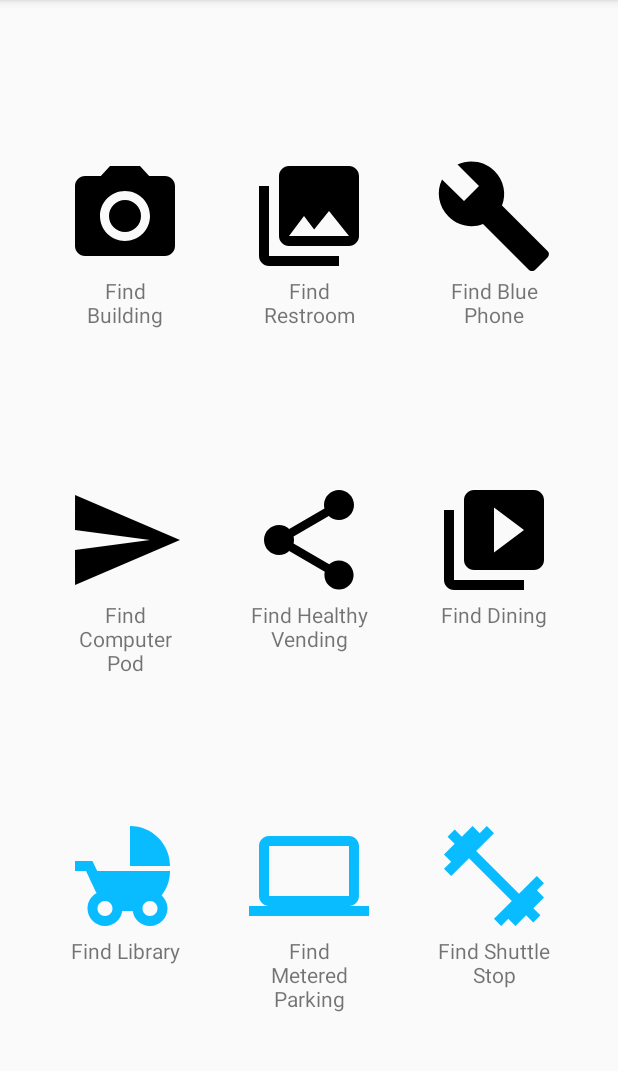
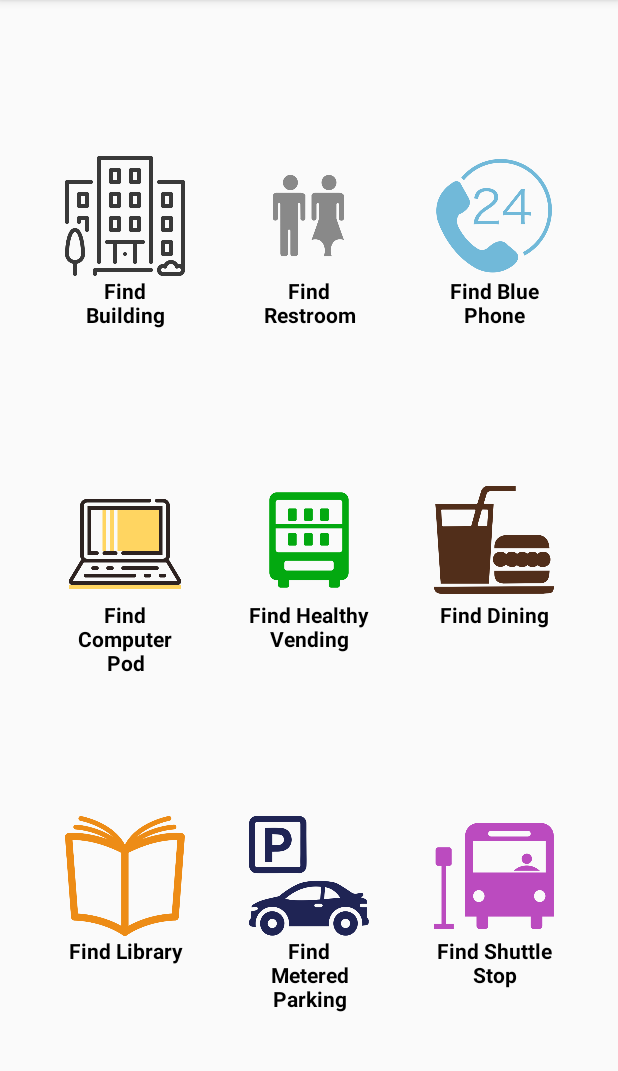
Before and after one commit to bbleck/CampusCompass, an Android app: the screen it shows after launch (MainActivity), on a phone screen of 412 x 824 dp, the part 84-1155 px from its top. Run offline under Robolectric (Android 15) with nearby library versions, the phone set to English and light mode, and no system bars.

Commit message:
Updated default icons for Token creation and main menu fragment.

```diff
--- a/app/src/main/res/layout/fragment_main_menu.xml
+++ b/app/src/main/res/layout/fragment_main_menu.xml
@@ -9,9 +9,9 @@
       android:id="@+id/iv_main_frag_0"
       android:layout_width="80dp"
       android:layout_height="80dp"
+      android:layout_marginBottom="8dp"
       android:layout_marginStart="24dp"
       android:layout_marginEnd="8dp"
-        android:layout_marginBottom="8dp"
       app:layout_constraintBottom_toTopOf="@+id/iv_main_frag_3"
       app:layout_constraintEnd_toEndOf="parent"
       app:layout_constraintEnd_toStartOf="@+id/iv_main_frag_1"
@@ -20,7 +20,8 @@
       app:layout_constraintStart_toStartOf="parent"
       app:layout_constraintTop_toTopOf="parent"
       app:layout_constraintVertical_bias="0.0"
-        app:srcCompat="@drawable/ic_menu_camera" />
+      app:srcCompat="@drawable/building"
+      android:tint="@color/darkGray"/>
 
   <ImageView
     android:id="@+id/iv_main_frag_1"
@@ -33,7 +34,8 @@
     app:layout_constraintHorizontal_bias="0.5"
     app:layout_constraintStart_toEndOf="@+id/iv_main_frag_0"
     app:layout_constraintTop_toTopOf="@+id/iv_main_frag_0"
-        app:srcCompat="@drawable/ic_menu_gallery" />
+    app:srcCompat="@drawable/restroom"
+    android:tint="@color/restroomGray"/>
 
   <ImageView
     android:id="@+id/iv_main_frag_2"
@@ -46,7 +48,8 @@
     app:layout_constraintHorizontal_bias="0.5"
     app:layout_constraintStart_toEndOf="@+id/iv_main_frag_1"
     app:layout_constraintTop_toTopOf="@+id/iv_main_frag_1"
-        app:srcCompat="@drawable/ic_menu_manage" />
+    app:srcCompat="@drawable/blue_phone"
+    android:tint="@color/colorPrimary"/>
 
   <ImageView
     android:id="@+id/iv_main_frag_3"
@@ -58,7 +61,7 @@
     app:layout_constraintHorizontal_bias="0.5"
     app:layout_constraintStart_toStartOf="@+id/iv_main_frag_0"
     app:layout_constraintTop_toBottomOf="@+id/iv_main_frag_0"
-        app:srcCompat="@drawable/ic_menu_send" />
+    app:srcCompat="@drawable/computer_pod"/>
 
   <ImageView
     android:id="@+id/iv_main_frag_4"
@@ -68,7 +71,8 @@
     app:layout_constraintEnd_toEndOf="@+id/iv_main_frag_1"
     app:layout_constraintStart_toStartOf="@+id/iv_main_frag_1"
     app:layout_constraintTop_toTopOf="@+id/iv_main_frag_3"
-        app:srcCompat="@drawable/ic_menu_share" />
+    app:srcCompat="@drawable/vending"
+    android:tint="@color/healthGreen"/>
 
   <ImageView
     android:id="@+id/iv_main_frag_5"
@@ -78,7 +82,8 @@
     app:layout_constraintEnd_toEndOf="@+id/iv_main_frag_2"
     app:layout_constraintStart_toStartOf="@+id/iv_main_frag_2"
     app:layout_constraintTop_toTopOf="@+id/iv_main_frag_4"
-        app:srcCompat="@drawable/ic_menu_slideshow" />
+    app:srcCompat="@drawable/food"
+    android:tint="@color/foodBrown"/>
 
   <ImageView
     android:id="@+id/iv_main_frag_6"
@@ -91,7 +96,8 @@
     app:layout_constraintHorizontal_bias="0.5"
     app:layout_constraintStart_toStartOf="@+id/iv_main_frag_3"
     app:layout_constraintTop_toBottomOf="@+id/iv_main_frag_3"
-        app:srcCompat="@drawable/ic_breast_feed_blue_24dp" />
+    app:srcCompat="@drawable/library"
+    android:tint="@color/libraryOrange"/>
 
   <ImageView
     android:id="@+id/iv_main_frag_7"
@@ -101,7 +107,8 @@
     app:layout_constraintEnd_toEndOf="@+id/iv_main_frag_4"
     app:layout_constraintStart_toStartOf="@+id/iv_main_frag_4"
     app:layout_constraintTop_toTopOf="@+id/iv_main_frag_6"
-        app:srcCompat="@drawable/ic_computer_blue_24dp" />
+    app:srcCompat="@drawable/parking"
+    android:tint="@color/parkingBlue"/>
 
   <ImageView
     android:id="@+id/iv_main_frag_8"
@@ -111,13 +118,15 @@
     app:layout_constraintEnd_toEndOf="@+id/iv_main_frag_5"
     app:layout_constraintStart_toStartOf="@+id/iv_main_frag_5"
     app:layout_constraintTop_toTopOf="@+id/iv_main_frag_7"
-        app:srcCompat="@drawable/ic_healthy_blue_24dp" />
+    app:srcCompat="@drawable/shuttle_stop"
+    android:tint="@color/shuttlePurple"/>
 
     <TextView
         android:id="@+id/tv_main_frag_0"
         android:layout_width="0dp"
         android:layout_height="wrap_content"
         android:gravity="center_horizontal"
+      style="@style/MainMenuFragmentText"
         app:layout_constraintEnd_toEndOf="@+id/iv_main_frag_0"
         app:layout_constraintStart_toStartOf="@+id/iv_main_frag_0"
         app:layout_constraintTop_toBottomOf="@+id/iv_main_frag_0"
@@ -128,6 +137,7 @@
         android:layout_width="0dp"
         android:layout_height="wrap_content"
         android:gravity="center_horizontal"
+      style="@style/MainMenuFragmentText"
         app:layout_constraintEnd_toEndOf="@+id/iv_main_frag_3"
         app:layout_constraintStart_toStartOf="@+id/iv_main_frag_3"
         app:layout_constraintTop_toBottomOf="@+id/iv_main_frag_3"
@@ -138,6 +148,7 @@
         android:layout_width="0dp"
         android:layout_height="wrap_content"
         android:gravity="center_horizontal"
+      style="@style/MainMenuFragmentText"
         app:layout_constraintEnd_toEndOf="@+id/iv_main_frag_6"
         app:layout_constraintStart_toStartOf="@+id/iv_main_frag_6"
         app:layout_constraintTop_toBottomOf="@+id/iv_main_frag_6"
@@ -148,6 +159,7 @@
         android:layout_width="0dp"
         android:layout_height="wrap_content"
         android:gravity="center_horizontal"
+      style="@style/MainMenuFragmentText"
         app:layout_constraintEnd_toEndOf="@+id/iv_main_frag_7"
         app:layout_constraintStart_toStartOf="@+id/iv_main_frag_7"
         app:layout_constraintTop_toTopOf="@+id/tv_main_frag_6"
@@ -158,6 +170,7 @@
         android:layout_width="0dp"
         android:layout_height="wrap_content"
         android:gravity="center_horizontal"
+      style="@style/MainMenuFragmentText"
         app:layout_constraintEnd_toEndOf="@+id/iv_main_frag_8"
         app:layout_constraintStart_toStartOf="@+id/iv_main_frag_8"
         app:layout_constraintTop_toTopOf="@+id/tv_main_frag_6"
@@ -168,6 +181,7 @@
         android:layout_width="0dp"
         android:layout_height="wrap_content"
         android:gravity="center_horizontal"
+      style="@style/MainMenuFragmentText"
         app:layout_constraintEnd_toEndOf="@+id/iv_main_frag_4"
         app:layout_constraintStart_toStartOf="@+id/iv_main_frag_4"
         app:layout_constraintTop_toTopOf="@+id/tv_main_frag_3"
@@ -178,6 +192,7 @@
         android:layout_width="0dp"
         android:layout_height="wrap_content"
         android:gravity="center_horizontal"
+      style="@style/MainMenuFragmentText"
         app:layout_constraintEnd_toEndOf="@+id/iv_main_frag_5"
         app:layout_constraintStart_toStartOf="@+id/iv_main_frag_5"
         app:layout_constraintTop_toTopOf="@+id/tv_main_frag_4"
@@ -189,6 +204,7 @@
         android:layout_height="wrap_content"
         android:gravity="center_horizontal"
         android:text="@string/image_title_1"
+      style="@style/MainMenuFragmentText"
         app:layout_constraintEnd_toEndOf="@+id/iv_main_frag_1"
         app:layout_constraintStart_toStartOf="@+id/iv_main_frag_1"
         app:layout_constraintTop_toTopOf="@+id/tv_main_frag_0" />
@@ -198,6 +214,7 @@
         android:layout_width="0dp"
         android:layout_height="wrap_content"
         android:gravity="center_horizontal"
+      style="@style/MainMenuFragmentText"
         app:layout_constraintEnd_toEndOf="@+id/iv_main_frag_2"
         app:layout_constraintStart_toStartOf="@+id/iv_main_frag_2"
         app:layout_constraintTop_toTopOf="@+id/tv_main_frag_1"
--- a/app/src/main/res/values/colors.xml
+++ b/app/src/main/res/values/colors.xml
@@ -6,4 +6,11 @@
   <color name="grayBlue">#4f706b</color>
   <color name="darkRed">#461817</color>
   <color name="darkGray">#393939</color>
+  <color name="healthGreen">#03a910</color>
+  <color name="foodBrown">#512e1a</color>
+  <color name="restroomGray">#898989</color>
+  <color name="parkingBlue">#1f2454</color>
+  <color name="libraryOrange">#ed8c16</color>
+  <color name="blackText">#000000</color>
+  <color name="shuttlePurple">#bb4bbf</color>
 </resources>
--- a/app/src/main/res/values/styles.xml
+++ b/app/src/main/res/values/styles.xml
@@ -16,4 +16,10 @@
     <item name="android:textColor">@color/colorPrimary</item>
   </style>
 
+  <style name="MainMenuFragmentText" parent="AppTheme">
+    <item name="android:textStyle">bold</item>
+    <item name="android:textSize">14sp</item>
+    <item name="android:textColor">@color/blackText</item>
+  </style>
+
 </resources>
```
Lines whose indentation alone changed are shown as unchanged.
